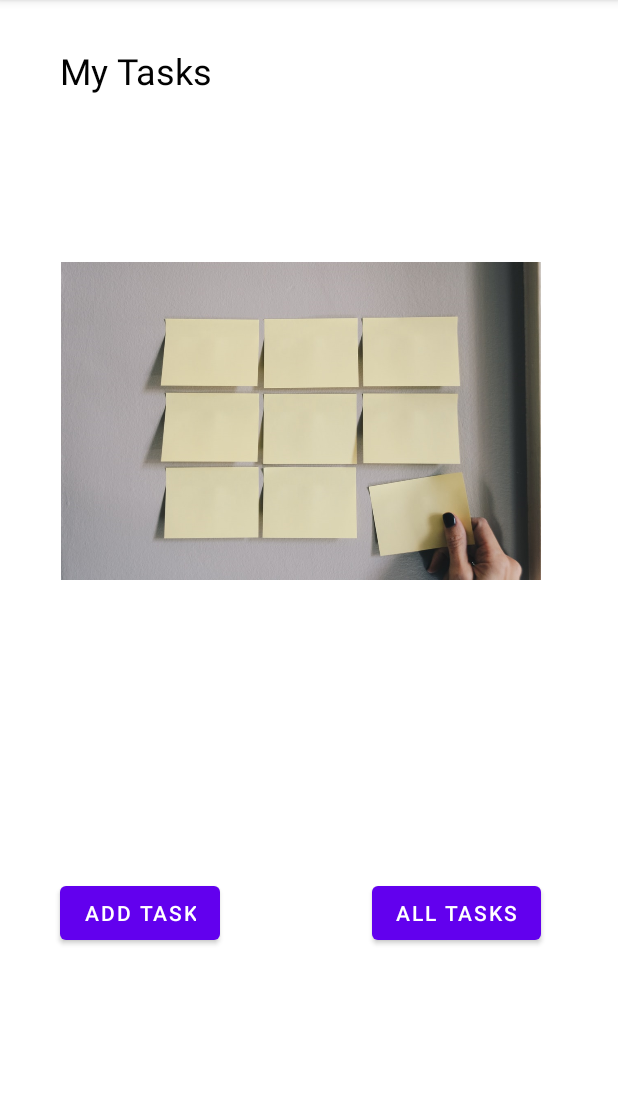
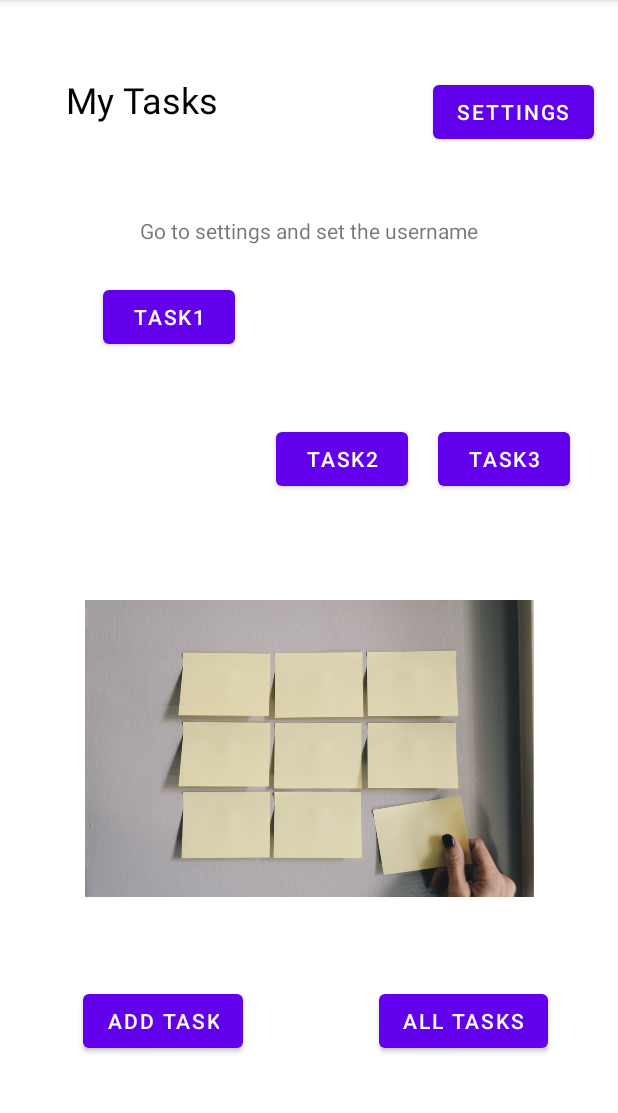
Before and after one commit to bayan-hmaidy98/taskmanager, an Android app: the screen it shows after launch (MainActivity), on a phone screen of 412 x 824 dp, the part 84-1197 px from its top. Run offline under Robolectric (Android 15) with nearby library versions, the phone set to English and light mode, and no system bars.

Commit message:
finis the lab requiremnts

```diff
--- a/app/src/main/java/com/example/taskmanager/MainActivity.java
+++ b/app/src/main/java/com/example/taskmanager/MainActivity.java
@@ -1,8 +1,11 @@
 package com.example.taskmanager;
 
 import android.content.Intent;
+import android.content.SharedPreferences;
 import android.os.Bundle;
+import android.preference.PreferenceManager;
 import android.widget.Button;
+import android.widget.TextView;
 
 import androidx.appcompat.app.AppCompatActivity;
 
@@ -15,6 +18,10 @@ public class MainActivity extends AppCompatActivity {
 
         Button addTask = (Button) findViewById(R.id.AddTasks);
         Button allTasks = (Button) findViewById(R.id.AllTasks);
+        Button settings = (Button) findViewById(R.id.settings);
+        Button task1 = (Button) findViewById(R.id.task1);
+        Button task2 = (Button) findViewById(R.id.task2);
+        Button task3 = (Button) findViewById(R.id.task3);
 
         addTask.setOnClickListener(v -> {
             Intent addTask1 = new Intent(MainActivity.this, AddTask.class);
@@ -26,6 +33,40 @@ public class MainActivity extends AppCompatActivity {
             startActivity(allTasks1);
         });
 
+        task1.setOnClickListener(v -> {
+            Intent goToTaskOne = new Intent(MainActivity.this, TaskDetails.class);
+            String task = task1.getText().toString();
+            goToTaskOne.putExtra("task",task);
+            startActivity(goToTaskOne);
+        });
+
+        task2.setOnClickListener(v -> {
+            Intent goToTaskTwo = new Intent(MainActivity.this, TaskDetails.class);
+            String task = task2.getText().toString();
+            goToTaskTwo.putExtra("task",task);
+            startActivity(goToTaskTwo);
+        });
+
+        task3.setOnClickListener(v -> {
+            String task = task3.getText().toString();
+            Intent goToTaskThree = new Intent(MainActivity.this, TaskDetails.class);
+            goToTaskThree.putExtra("task",task);
+            startActivity(goToTaskThree);
+        });
+
+        settings.setOnClickListener(v -> {
+            Intent goToSettings = new Intent(MainActivity.this, Settings.class);
+            startActivity(goToSettings);
+        });
 
     }
+
+    @Override
+    protected void onResume() {
+        super.onResume();
+        SharedPreferences sharedPreferences = PreferenceManager.getDefaultSharedPreferences(this);
+        String instName = sharedPreferences.getString("username","Go to settings and set the username");
+        TextView welcome = findViewById(R.id.displayUserName);
+        welcome.setText(instName);
+    }
 }
--- a/app/src/main/res/layout/activity_main.xml
+++ b/app/src/main/res/layout/activity_main.xml
@@ -10,28 +10,25 @@
         android:id="@+id/header"
         android:layout_width="wrap_content"
         android:layout_height="wrap_content"
-        android:layout_marginStart="40dp"
+        android:layout_marginStart="44dp"
         android:text="My Tasks"
         android:textColor="#020202"
         android:textSize="24sp"
         app:layout_constraintBottom_toBottomOf="parent"
-        app:layout_constraintHorizontal_bias="0.047"
         app:layout_constraintLeft_toLeftOf="parent"
-        app:layout_constraintRight_toRightOf="parent"
         app:layout_constraintStart_toStartOf="parent"
         app:layout_constraintTop_toTopOf="parent"
-        app:layout_constraintVertical_bias="0.042" />
+        app:layout_constraintVertical_bias="0.068" />
 
     <ImageView
         android:id="@+id/placeHolder01"
-        android:layout_width="320dp"
-        android:layout_height="380dp"
+        android:layout_width="299dp"
+        android:layout_height="258dp"
         app:layout_constraintBottom_toBottomOf="parent"
         app:layout_constraintEnd_toEndOf="parent"
-        app:layout_constraintHorizontal_bias="0.439"
         app:layout_constraintStart_toStartOf="parent"
         app:layout_constraintTop_toTopOf="parent"
-        app:layout_constraintVertical_bias="0.233"
+        app:layout_constraintVertical_bias="0.725"
         app:srcCompat="@drawable/tasks" />
 
     <Button
@@ -41,10 +38,10 @@
         android:text="Add Task"
         app:layout_constraintBottom_toBottomOf="parent"
         app:layout_constraintEnd_toEndOf="parent"
-        app:layout_constraintHorizontal_bias="0.132"
+        app:layout_constraintHorizontal_bias="0.181"
         app:layout_constraintStart_toStartOf="parent"
         app:layout_constraintTop_toTopOf="parent"
-        app:layout_constraintVertical_bias="0.812" />
+        app:layout_constraintVertical_bias="0.912" />
 
     <Button
         android:id="@+id/AllTasks"
@@ -53,9 +50,67 @@
         android:text="All Tasks"
         app:layout_constraintBottom_toBottomOf="parent"
         app:layout_constraintEnd_toEndOf="parent"
-        app:layout_constraintHorizontal_bias="0.828"
+        app:layout_constraintHorizontal_bias="0.845"
         app:layout_constraintStart_toStartOf="parent"
         app:layout_constraintTop_toTopOf="parent"
-        app:layout_constraintVertical_bias="0.812" />
+        app:layout_constraintVertical_bias="0.912" />
+
+    <TextView
+        android:id="@+id/displayUserName"
+        android:layout_width="wrap_content"
+        android:layout_height="wrap_content"
+        android:layout_marginTop="8dp"
+        android:text="userName"
+        app:layout_constraintBottom_toTopOf="@+id/task2"
+        app:layout_constraintEnd_toEndOf="parent"
+        app:layout_constraintStart_toStartOf="parent"
+        app:layout_constraintTop_toBottomOf="@+id/header"
+        app:layout_constraintVertical_bias="0.31" />
+
+    <Button
+        android:id="@+id/task1"
+        android:layout_width="wrap_content"
+        android:layout_height="wrap_content"
+        android:layout_marginEnd="12dp"
+        android:text="Task1"
+        app:layout_constraintBottom_toTopOf="@+id/placeHolder01"
+        app:layout_constraintEnd_toStartOf="@+id/task2"
+        app:layout_constraintHorizontal_bias="0.819"
+        app:layout_constraintStart_toStartOf="parent"
+        app:layout_constraintTop_toBottomOf="@+id/header"
+        app:layout_constraintVertical_bias="0.437" />
+
+    <Button
+        android:id="@+id/task2"
+        android:layout_width="wrap_content"
+        android:layout_height="wrap_content"
+        android:layout_marginEnd="20dp"
+        android:layout_marginBottom="40dp"
+        android:text="Task2"
+        app:layout_constraintBottom_toTopOf="@+id/placeHolder01"
+        app:layout_constraintEnd_toStartOf="@+id/task3" />
+
+    <Button
+        android:id="@+id/task3"
+        android:layout_width="wrap_content"
+        android:layout_height="wrap_content"
+        android:layout_marginEnd="32dp"
+        android:layout_marginBottom="40dp"
+        android:text="Task3"
+        app:layout_constraintBottom_toTopOf="@+id/placeHolder01"
+        app:layout_constraintEnd_toEndOf="parent" />
+
+    <Button
+        android:id="@+id/settings"
+        android:layout_width="wrap_content"
+        android:layout_height="wrap_content"
+        android:layout_marginTop="28dp"
+        android:text="Settings"
+        app:layout_constraintBottom_toTopOf="@+id/task3"
+        app:layout_constraintEnd_toEndOf="parent"
+        app:layout_constraintHorizontal_bias="0.898"
+        app:layout_constraintStart_toEndOf="@+id/header"
+        app:layout_constraintTop_toTopOf="parent"
+        app:layout_constraintVertical_bias="0.109" />
 
 </androidx.constraintlayout.widget.ConstraintLayout>
```
Also changed, not shown: app/src/main/AndroidManifest.xml (+10 -2 lines), app/src/main/java/com/example/taskmanager/Settings.java (added, +29 -0 lines), app/src/main/java/com/example/taskmanager/TaskDetails.java (added, +20 -0 lines), app/src/main/res/layout/activity_setting.xml (added, +35 -0 lines), app/src/main/res/layout/activity_task_details.xml (added, +30 -0 lines), 6 other files.
